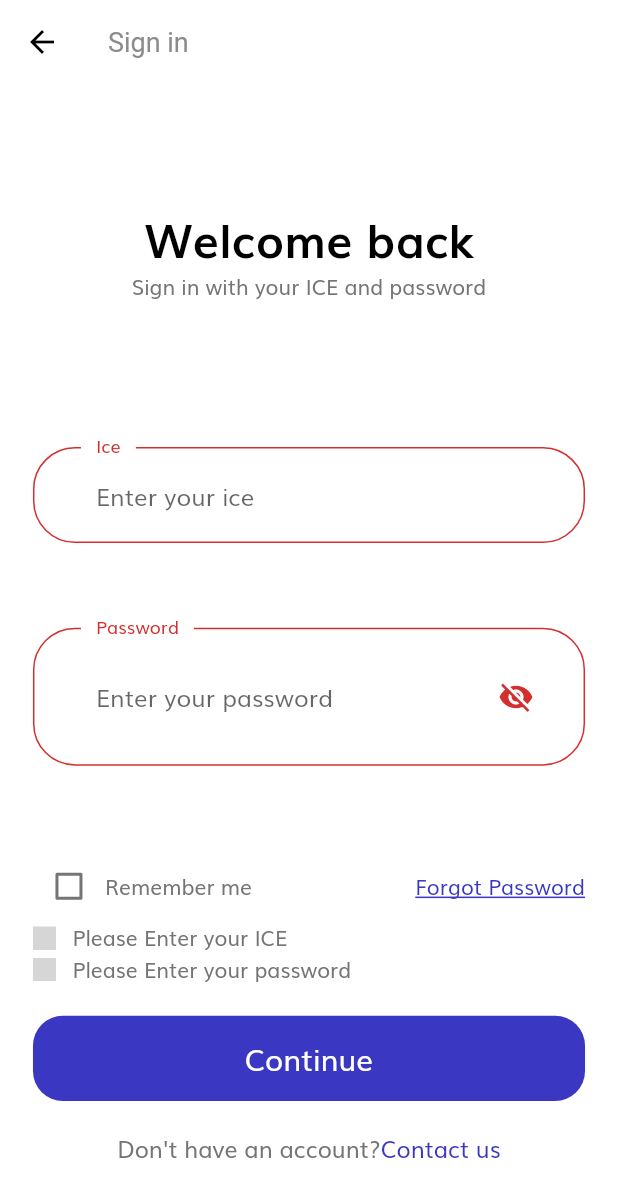
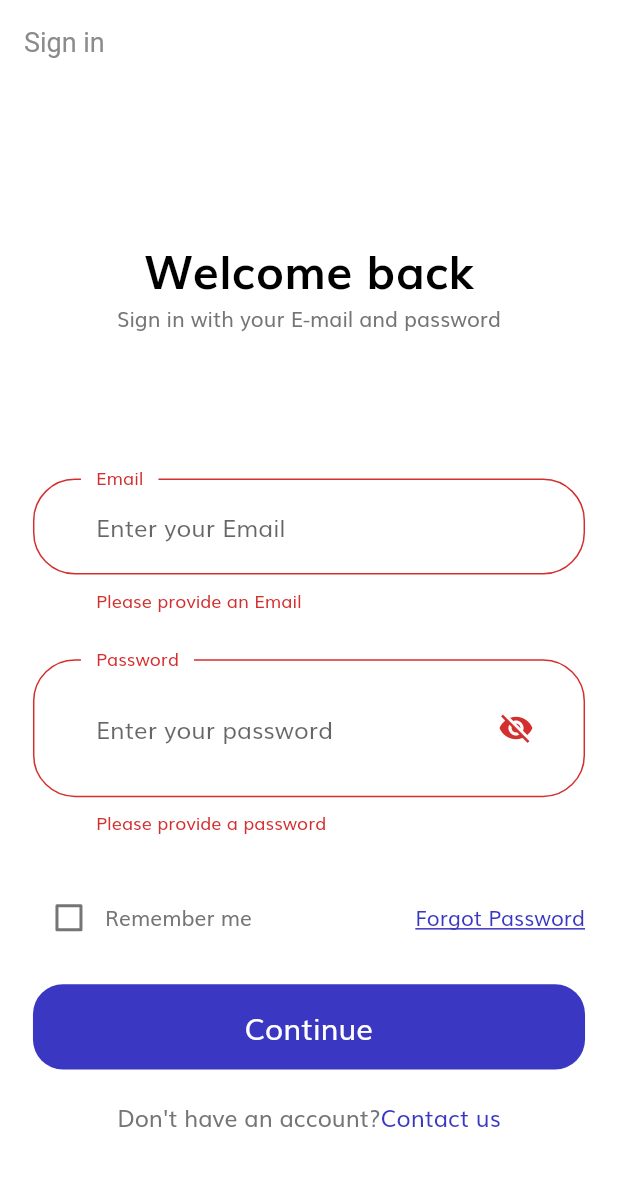
Before and after one commit to manal-elrhezzali/trancentum_ui_kit, a Flutter app: the SignInScreen screen opened by its route, after a tap on "Continue", on a phone screen of 412 x 824 dp. Shown: the top 1197 px of the screen. Run offline on Flutter 3.47's test engine with Material 2 defaults, Android fonts, the phone set to English and light mode, and no system bars; our stand-ins replace fl_chart, flutter_svg, google_fonts; grey boxes are pictures that could not be loaded.

Commit message:
added a client model and modified sign in form

```diff
--- a/lib/constants.dart
+++ b/lib/constants.dart
@@ -27,7 +27,7 @@ const redColor = Color(0xFFFF6859);
 
 // Form Error
 //add ICE RegExp
-const String kIceNullError = "Please Enter your ICE";
+const String kEmailNullError = "Please Enter your Email";
 const String kInvalidIceError = "Please Enter Valid Ice";
 const String kPasswordNullError = "Please Enter your password";
 const String kPhoneNumberNullError = "Please Enter your phone number";
--- /dev/null
+++ b/lib/models/client.dart
@@ -0,0 +1,11 @@
+import 'package:flutter/foundation.dart';
+
+class Client {
+  String email;
+  String password;
+
+  Client({
+    @required email,
+    @required password,
+  });
+}
--- a/lib/screens/sign_in/components/body.dart
+++ b/lib/screens/sign_in/components/body.dart
@@ -28,7 +28,7 @@ class Body extends StatelessWidget {
                     ),
                   ),
                   Text(
-                    "Sign in with your ICE and password",
+                    "Sign in with your E-mail and password",
                     textAlign: TextAlign.center,
                   ),
                   SizedBox(height: SizeConfig.screenHeight * 0.08),
--- a/lib/screens/sign_in/components/sign_form.dart
+++ b/lib/screens/sign_in/components/sign_form.dart
@@ -1,9 +1,9 @@
 import 'package:flutter/material.dart';
+import 'package:trancentum_ui_kit/models/client.dart';
 
 import '../../login_success/login_success_screen.dart';
 import '../../forgot_password/forgot_password_screen.dart';
 import '../../../components/default_button.dart';
-import '../../../components/form_error.dart';
 import '../../../constants.dart';
 import '../../../size_config.dart';
 
@@ -15,10 +15,29 @@ class SignForm extends StatefulWidget {
 class _SignFormState extends State<SignForm> {
   bool visibility = false;
   final _formKey = GlobalKey<FormState>();
-  String ice;
-  String password;
+  Client user = new Client(email: "", password: "");
+
   bool rememberMeIsChecked = false;
-  final List<String> errors = [];
+  // final List<String> errors = [];
+  final _passwordFocusNode = FocusNode();
+  var emailPattern =
+      r'^(([^<>()[\]\\.,;:\s@\"]+(\.[^<>()[\]\\.,;:\s@\"]+)*)|(\".+\"))@((\[[0-9]{1,3}\.[0-9]{1,3}\.[0-9]{1,3}\.[0-9]{1,3}\])|(([a-zA-Z\-0-9]+\.)+[a-zA-Z]{2,}))$';
+  @override
+  void dispose() {
+    _passwordFocusNode.dispose();
+    super.dispose();
+  }
+
+  void _saveForm() {
+    final isValid = _formKey.currentState.validate();
+    if (!isValid) {
+      return;
+    }
+    _formKey.currentState.save();
+    print(user.email);
+    print(user.password);
+    Navigator.of(context).pushNamed(LoginSuccessScreen.routeName);
+  }
 
   @override
   Widget build(BuildContext context) {
@@ -30,75 +49,66 @@ class _SignFormState extends State<SignForm> {
 
     return Form(
       key: _formKey,
+      child: SingleChildScrollView(
         child: Column(
           children: [
             SizedBox(height: getProportionateScreenHeight(30)),
-          buildIceFormField(outlineInputBorder),
-          SizedBox(height: getProportionateScreenHeight(30)),
-          buildPasswordFormField(outlineInputBorder),
-          SizedBox(height: getProportionateScreenHeight(30)),
-          Row(
-            children: [
-              Checkbox(
-                value: rememberMeIsChecked,
-                activeColor: kPrimaryColor,
-                onChanged: (value) {
-                  setState(() {
-                    rememberMeIsChecked = value;
-                  });
+            TextFormField(
+              onSaved: (newValue) => user.email = newValue,
+              // onChanged: (value) {
+              //   if (value.isNotEmpty && errors.contains(kEmailNullError)) {
+              //     setState(() {
+              //       errors.remove(kEmailNullError);
+              //     });
+              //   }
+              // },
+              onFieldSubmitted: (value) {
+                FocusScope.of(context).requestFocus(_passwordFocusNode);
               },
+              textInputAction: TextInputAction.next,
+              // validator: (value) {
+              //   if (value.isEmpty && !errors.contains(kEmailNullError)) {
+              //     setState(() {
+              //       errors.add(kEmailNullError);
+              //     });
+              //     return "";
+              //   }
+              //   return null;
+              // },
+              validator: (value) {
+                if (value.isEmpty) {
+                  return "Please provide an Email";
+                }
+                var result = new RegExp(emailPattern, caseSensitive: false)
+                    .hasMatch(value);
+                if (!result) {
+                  return "Please provide a valid email";
+                }
+                return null; //means there is no error
+              },
+              decoration: InputDecoration(
+                hintText: "Enter your Email",
+                labelText: "Email",
+                floatingLabelBehavior: FloatingLabelBehavior.always,
+                contentPadding: EdgeInsets.symmetric(
+                  horizontal: 42,
+                  vertical: 20,
                 ),
-              Text("Remember me"),
-              Spacer(),
-              GestureDetector(
-                onTap: () => Navigator.of(context)
-                    .pushNamed(ForgotPasswordScreen.routeName),
-                child: Text(
-                  "Forgot Password",
-                  style: TextStyle(
-                      decoration: TextDecoration.underline,
-                      color: kPrimaryColor),
+                enabledBorder: outlineInputBorder,
+                focusedBorder: outlineInputBorder,
+                border: outlineInputBorder,
               ),
             ),
-            ],
-          ),
-          FormError(errors: errors),
-          SizedBox(height: getProportionateScreenHeight(20)),
-          DefaultButton(
-            text: "Continue",
-            pressHandler: () {
-              if (_formKey.currentState.validate()) {
-                _formKey.currentState.save();
-                //if all user inputs are valid, navigate to login sucess screen
-                Navigator.of(context)
-                    .pushNamed(LoginSuccessScreen.routeName);
-              }
-            },
-          ),
-        ],
-      ),
-    );
-  }
-
-  TextFormField buildPasswordFormField(OutlineInputBorder outlineInputBorder) {
-    return TextFormField(
-      onSaved: (newValue) => password = newValue,
-      onChanged: (value) {
-        if (value.isNotEmpty && errors.contains(kIceNullError)) {
-          setState(() {
-            errors.remove(kPasswordNullError);
-          });
-        }
-      },
+            SizedBox(height: getProportionateScreenHeight(30)),
+            TextFormField(
+              onSaved: (newValue) => user.password = newValue,
               validator: (value) {
-        if (value.isEmpty && !errors.contains(kPasswordNullError)) {
-          setState(() {
-            errors.add(kPasswordNullError);
-          });
-          return "";
+                if (value.isEmpty) {
+                  return "Please provide a password";
                 }
                 return null;
               },
+              focusNode: _passwordFocusNode,
               obscureText: visibility == false ? true : false,
               decoration: InputDecoration(
                 hintText: "Enter your password",
@@ -130,42 +140,134 @@ class _SignFormState extends State<SignForm> {
                   ),
                 ),
               ),
+            ),
+            SizedBox(height: getProportionateScreenHeight(30)),
+            Row(
+              children: [
+                Checkbox(
+                  value: rememberMeIsChecked,
+                  activeColor: kPrimaryColor,
+                  onChanged: (value) {
+                    setState(() {
+                      rememberMeIsChecked = value;
+                    });
+                  },
+                ),
+                Text("Remember me"),
+                Spacer(),
+                GestureDetector(
+                  onTap: () => Navigator.of(context)
+                      .pushNamed(ForgotPasswordScreen.routeName),
+                  child: Text(
+                    "Forgot Password",
+                    style: TextStyle(
+                        decoration: TextDecoration.underline,
+                        color: kPrimaryColor),
+                  ),
+                ),
+              ],
+            ),
+            // FormError(errors: errors),
+            SizedBox(height: getProportionateScreenHeight(20)),
+            DefaultButton(
+              text: "Continue",
+              pressHandler: () {
+                _saveForm();
+              },
+            ),
+          ],
+        ),
+      ),
     );
   }
 
-  TextFormField buildIceFormField(OutlineInputBorder outlineInputBorder) {
-    return TextFormField(
-      onSaved: (newValue) => ice = newValue,
-      onChanged: (value) {
-        if (value.isNotEmpty && errors.contains(kIceNullError)) {
-          setState(() {
-            errors.remove(kIceNullError);
-          });
-        }
-      },
-      validator: (value) {
-        if (value.isEmpty && !errors.contains(kIceNullError)) {
-          setState(() {
-            errors.add(kIceNullError);
-          });
-          return "";
-        }
-        return null;
-      },
-      decoration: InputDecoration(
-        hintText: "Enter your ice",
-        labelText: "Ice",
-        floatingLabelBehavior: FloatingLabelBehavior.always,
-        contentPadding: EdgeInsets.symmetric(
-          horizontal: 42,
-          vertical: 20,
-        ),
-        enabledBorder: outlineInputBorder,
-        focusedBorder: outlineInputBorder,
-        border: outlineInputBorder,
-      ),
-    );
-  }
+  // TextFormField buildPasswordFormField(OutlineInputBorder outlineInputBorder) {
+  //   return TextFormField(
+  //     onSaved: (newValue) => password = newValue,
+  //     onChanged: (value) {
+  //       if (value.isNotEmpty && errors.contains(kEmailNullError)) {
+  //         setState(() {
+  //           errors.remove(kPasswordNullError);
+  //         });
+  //       }
+  //     },
+  //     validator: (value) {
+  //       if (value.isEmpty && !errors.contains(kPasswordNullError)) {
+  //         setState(() {
+  //           errors.add(kPasswordNullError);
+  //         });
+  //         return "";
+  //       }
+  //       return null;
+  //     },
+  //     obscureText: visibility == false ? true : false,
+  //     decoration: InputDecoration(
+  //       hintText: "Enter your password",
+  //       labelText: "Password",
+  //       floatingLabelBehavior: FloatingLabelBehavior.always,
+  //       contentPadding: EdgeInsets.symmetric(
+  //         horizontal: 42,
+  //         vertical: 20,
+  //       ),
+  //       enabledBorder: outlineInputBorder,
+  //       focusedBorder: outlineInputBorder,
+  //       border: outlineInputBorder,
+  //       suffixIcon: Padding(
+  //         padding: EdgeInsets.fromLTRB(
+  //           0,
+  //           getProportionateScreenWidth(20),
+  //           getProportionateScreenWidth(20),
+  //           getProportionateScreenWidth(20),
+  //         ),
+  //         child: IconButton(
+  //           icon: visibility == false
+  //               ? Icon(Icons.visibility_off)
+  //               : Icon(Icons.visibility),
+  //           onPressed: () {
+  //             setState(() {
+  //               visibility = !visibility;
+  //             });
+  //           },
+  //         ),
+  //       ),
+  //     ),
+  //   );
+  // }
+
+  // TextFormField buildEmailFormField(OutlineInputBorder outlineInputBorder) {
+  //   return TextFormField(
+  //     onSaved: (newValue) => email = newValue,
+  //     onChanged: (value) {
+  //       if (value.isNotEmpty && errors.contains(kEmailNullError)) {
+  //         setState(() {
+  //           errors.remove(kEmailNullError);
+  //         });
+  //       }
+  //     },
+  //     textInputAction: TextInputAction.next,
+  //     validator: (value) {
+  //       if (value.isEmpty && !errors.contains(kEmailNullError)) {
+  //         setState(() {
+  //           errors.add(kEmailNullError);
+  //         });
+  //         return "";
+  //       }
+  //       return null;
+  //     },
+  //     decoration: InputDecoration(
+  //       hintText: "Enter your Email",
+  //       labelText: "Email",
+  //       floatingLabelBehavior: FloatingLabelBehavior.always,
+  //       contentPadding: EdgeInsets.symmetric(
+  //         horizontal: 42,
+  //         vertical: 20,
+  //       ),
+  //       enabledBorder: outlineInputBorder,
+  //       focusedBorder: outlineInputBorder,
+  //       border: outlineInputBorder,
+  //     ),
+  //   );
+  // }
 
 //   InputDecoration buildInputDecoration(String hintText, String labelText) {
 //     var outlineInputBorder = OutlineInputBorder(
--- a/lib/screens/sign_in/sign_in_screen.dart
+++ b/lib/screens/sign_in/sign_in_screen.dart
@@ -10,8 +10,7 @@ class SignInScreen extends StatelessWidget {
     return Scaffold(
       appBar: AppBar(
         title: Text("Sign in"),
-        // automaticallyImplyLeading: false,
-        // leading: CustomBackButton(),
+        automaticallyImplyLeading: false,
       ),
       body: Body(),
     );
```
Lines whose indentation alone changed are shown as unchanged.
